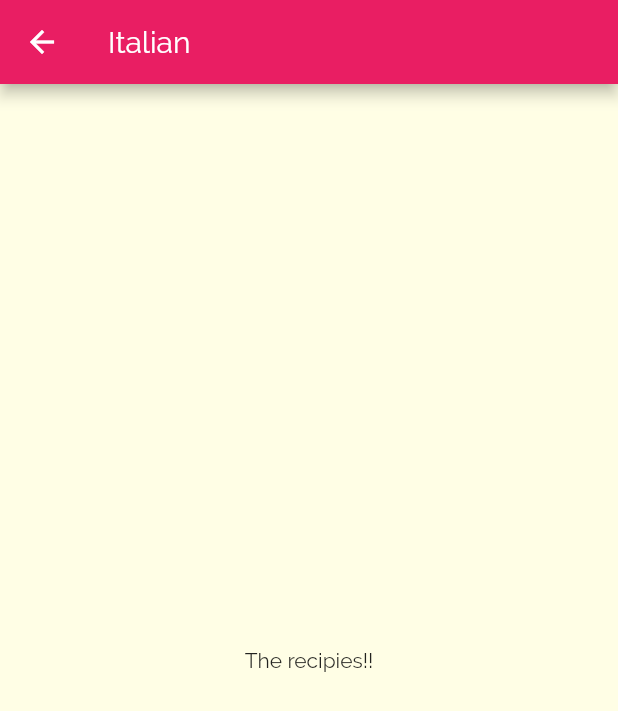
After one commit to harshthakur066/Recipeze, a Flutter app: the screen it shows after launch, after a tap on "Italian", on a phone screen of 412 x 824 dp. The commit adds this screen. Shown: the top 711 px of the screen. Run offline on Flutter 3.47's test engine with Material 2 defaults, Android fonts, the phone set to English and light mode, and no system bars.

Commit message:
added meals page with material page route

```diff
--- a/lib/screens/categories_screen.dart
+++ b/lib/screens/categories_screen.dart
@@ -4,8 +4,6 @@ import '../widgets/category_item.dart';
 import '../models/dummy_data.dart';
 
 class CategoriesScreen extends StatelessWidget {
-  const CategoriesScreen({Key key}) : super(key: key);
-
   @override
   Widget build(BuildContext context) {
     return Scaffold(
@@ -23,8 +21,9 @@ class CategoriesScreen extends StatelessWidget {
         children: DUMMY_CATEGORIES
             .map(
               (e) => CategoryItem(
-                title: e.title,
-                color: e.color,
+                e.id,
+                e.title,
+                e.color,
               ),
             )
             .toList(),
--- /dev/null
+++ b/lib/screens/category_meals_screen.dart
@@ -0,0 +1,24 @@
+import 'package:flutter/material.dart';
+
+class CategoryMealsScreen extends StatelessWidget {
+  final String mealId;
+  final String mealTitle;
+
+  const CategoryMealsScreen(this.mealId, this.mealTitle);
+
+  @override
+  Widget build(BuildContext context) {
+    return Scaffold(
+      appBar: AppBar(
+        title: Text(
+          mealTitle,
+        ),
+      ),
+      body: Center(
+        child: Text(
+          'The recipies!!',
+        ),
+      ),
+    );
+  }
+}
--- a/lib/widgets/category_item.dart
+++ b/lib/widgets/category_item.dart
@@ -1,14 +1,30 @@
 import 'package:flutter/material.dart';
+import '../screens/category_meals_screen.dart';
 
 class CategoryItem extends StatelessWidget {
+  final String id;
   final String title;
   final Color color;
 
-  const CategoryItem({Key key, this.title, this.color}) : super(key: key);
+  const CategoryItem(this.id, this.title, this.color);
+
+  void selectCategory(BuildContext ctx) {
+    Navigator.of(ctx).push(
+      MaterialPageRoute(
+        builder: (_) {
+          return CategoryMealsScreen(id, title);
+        },
+      ),
+    );
+  }
 
   @override
   Widget build(BuildContext context) {
-    return Container(
+    return InkWell(
+      onTap: () => selectCategory(context),
+      splashColor: Theme.of(context).primaryColor,
+      borderRadius: BorderRadius.circular(15),
+      child: Container(
         child: Text(
           title,
           style: Theme.of(context).textTheme.headline6,
@@ -25,6 +41,7 @@ class CategoryItem extends StatelessWidget {
           ),
           borderRadius: BorderRadius.circular(15),
         ),
+      ),
     );
   }
 }
```
Lines whose indentation alone changed are shown as unchanged.
